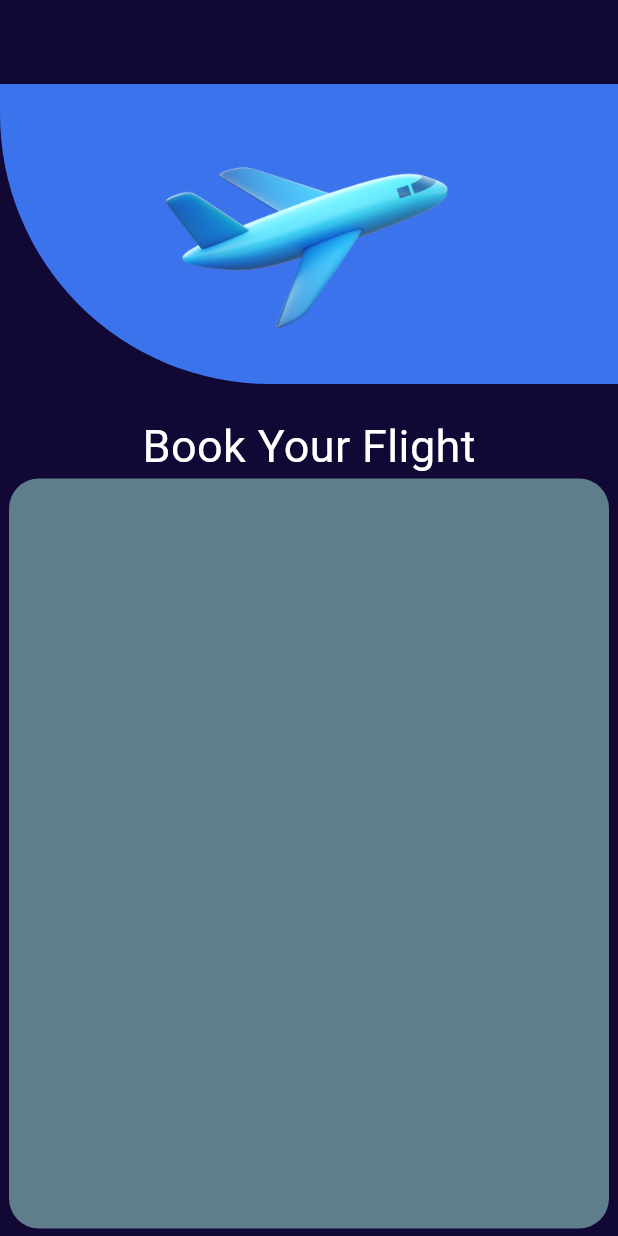
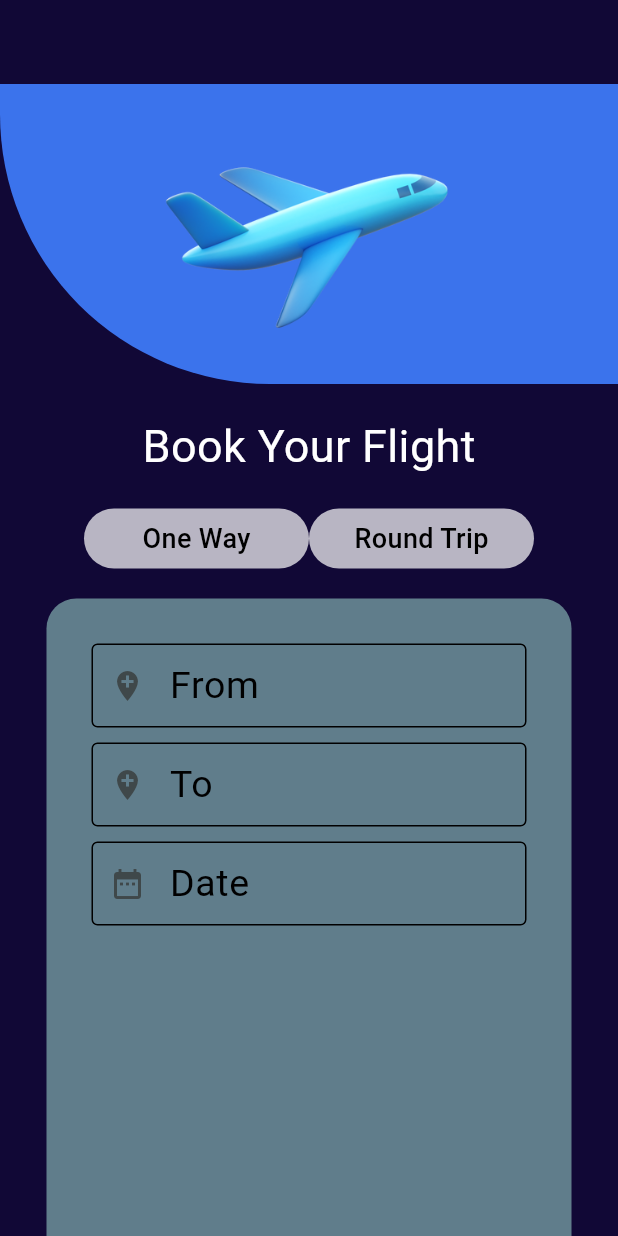
Before and after one commit to NirashaNirmani/travel-flutter-app, a Flutter app: the screen it shows after launch, on a phone screen of 412 x 824 dp. Run offline on Flutter 3.47's test engine with Material 3 defaults, Android fonts, the phone set to English and light mode, and no system bars; Roboto replaces fonts that are missing (Times New Roman).

Commit message:
Book your fligth UI created

```diff
--- a/lib/book_flight.dart
+++ b/lib/book_flight.dart
@@ -40,17 +40,119 @@ class _BookFlightPageState extends State<BookFlightPage> {
                   fontFamily: 'Times New Roman',
                   color: Colors.white),
             ),
+            const SizedBox(
+              height: 20,
+            ),
+            Row(
+              mainAxisAlignment: MainAxisAlignment.center,
+              children: [
+                Container(
+                  height: 40,
+                  width: 150,
+                  decoration: BoxDecoration(
+                      color: Colors.white70,
+                      borderRadius: BorderRadius.circular(20)),
+                  alignment: Alignment.center,
+                  child: const Text(
+                    'One Way',
+                    style: TextStyle(
+                        fontSize: 18,
+                        color: Colors.black,
+                        fontWeight: FontWeight.w500),
+                  ),
+                ),
+                Container(
+                  height: 40,
+                  width: 150,
+                  decoration: BoxDecoration(
+                      color: Colors.white70,
+                      borderRadius: BorderRadius.circular(20)),
+                  alignment: Alignment.center,
+                  child: const Text(
+                    'Round Trip',
+                    style: TextStyle(
+                        fontSize: 18,
+                        color: Colors.black,
+                        fontWeight: FontWeight.w500),
+                  ),
+                )
+              ],
+            ),
+            const SizedBox(
+              height: 20,
+            ),
             Container(
-              padding: const EdgeInsets.all(60),
+              padding: const EdgeInsets.all(30),
               height: 500,
-              width: 400,
+              width: 350,
               decoration: BoxDecoration(
                   color: Colors.blueGrey,
                   borderRadius: BorderRadius.circular(20)),
-              child: const Column(
+              child: Column(
+                crossAxisAlignment: CrossAxisAlignment.start,
                 children: [
                   Row(
-                    mainAxisAlignment: MainAxisAlignment.center,
+                    mainAxisAlignment: MainAxisAlignment.start,
+                    children: [
+                      Expanded(
+                        child: TextFormField(
+                          decoration: InputDecoration(
+                              labelText: 'From',
+                              labelStyle:
+                                  TextStyle(fontSize: 25, color: Colors.black),
+                              prefixIcon: Icon(Icons.add_location),
+                              enabledBorder: OutlineInputBorder(borderSide: BorderSide(color: Colors.black)),
+                              border: OutlineInputBorder(
+                                  borderRadius: BorderRadius.circular(10))),
+                        ),
+                      ),
+                    ],
+                  ),
+                  SizedBox(height: 10),
+                  Row(
+                    mainAxisAlignment: MainAxisAlignment.start,
+                    children: [
+                      Expanded(
+                        child: TextFormField(
+                          decoration: InputDecoration(
+                              labelText: 'To',
+                              labelStyle:
+                                  TextStyle(fontSize: 25, color: Colors.black),
+                              prefixIcon: Icon(Icons.add_location),
+                              enabledBorder: OutlineInputBorder(
+                                  borderSide: BorderSide(color: Colors.black)),
+                              border: OutlineInputBorder(
+                                  borderSide: BorderSide(color: Colors.black),
+                                  borderRadius: BorderRadius.circular(10))),
+                        ),
+                      ),
+                      SizedBox(height: 5),
+
+
+                    ],
+                  ),
+                  SizedBox(height: 10),
+                  Row(
+                    mainAxisAlignment: MainAxisAlignment.start,
+                    children: [
+                      Expanded(
+                        child: TextFormField(
+                          decoration: InputDecoration(
+                              labelText: 'Date',
+                              labelStyle:
+                                  TextStyle(fontSize: 25, color: Colors.black),
+                              prefixIcon: Icon(Icons.date_range),
+                              enabledBorder: OutlineInputBorder(
+                                  borderSide: BorderSide(color: Colors.black)),
+                              border: OutlineInputBorder(
+                                  borderSide: BorderSide(color: Colors.black),
+                                  borderRadius: BorderRadius.circular(10))),
+                        ),
+                      ),
+                      SizedBox(height: 5),
+
+
+                    ],
                   )
                 ],
               ),
```
